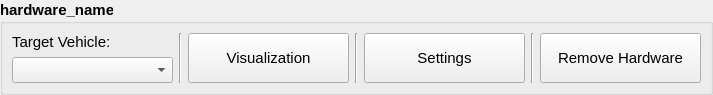
This is modules/hardwarecommunication/action/UIs/hardware_tab.ui in tud-hri/joan as Qt 5 draws it before an edit. The edited form follows.
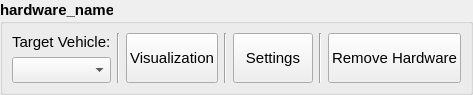
This is the edited form.

Patch:
```diff
--- a/modules/hardwarecommunication/action/UIs/hardware_tab.ui
+++ b/modules/hardwarecommunication/action/UIs/hardware_tab.ui
@@ -6,7 +6,7 @@
    <rect>
     <x>0</x>
     <y>0</y>
-    <width>713</width>
+    <width>451</width>
     <height>86</height>
    </rect>
   </property>
```
